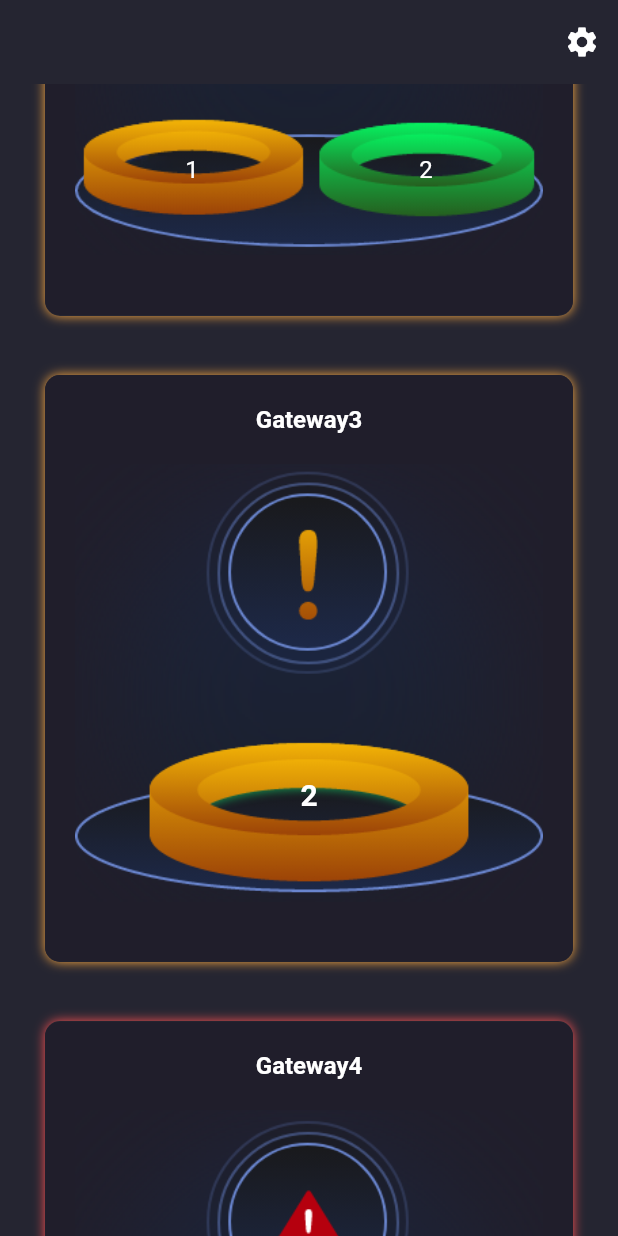
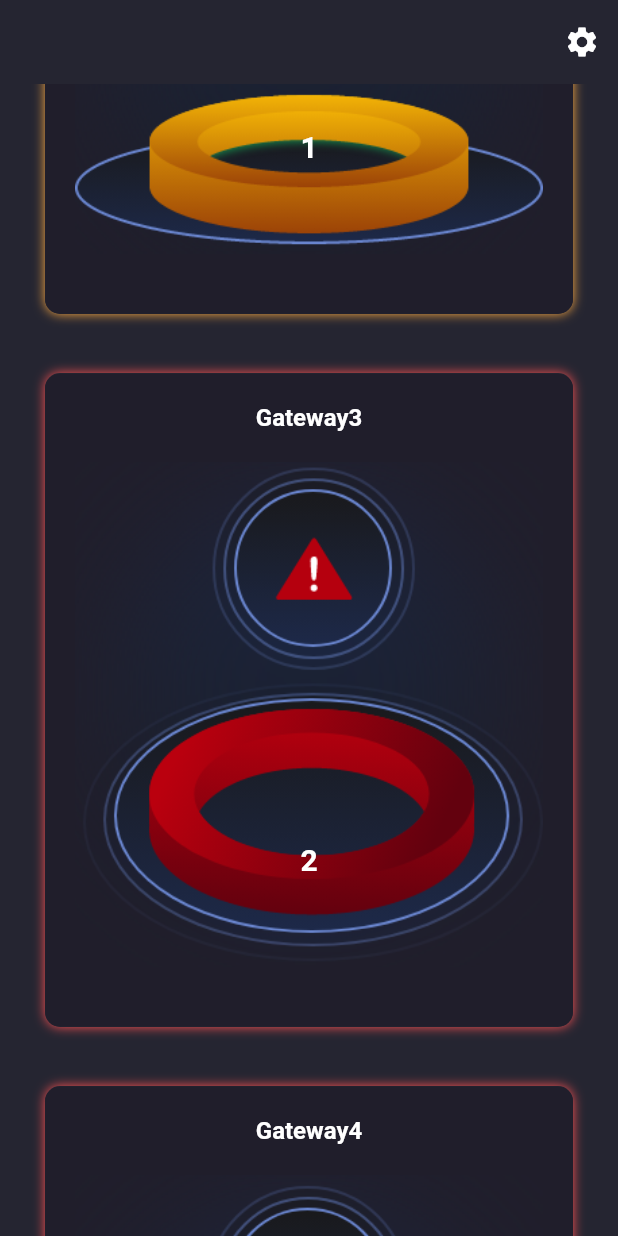
Before and after one commit to elch89/autonomit_ui_mobile, a Flutter app: the screen it shows after launch, scrolled down 1152 dp, on a phone screen of 412 x 824 dp. Run offline on Flutter 3.47's test engine with Material 2 defaults, Android fonts, the phone set to English and light mode, and no system bars.

Commit message:
feat: code review fixes

```diff
--- a/autonomit/lib/main.dart
+++ b/autonomit/lib/main.dart
@@ -1,9 +1,9 @@
 import 'package:autonomit/src/screens/home.dart';
 import 'package:autonomit/src/screens/settings.dart';
-import 'package:autonomit/src/models/device_group.dart';
+import 'package:autonomit/src/models/device_group_model.dart';
 import 'package:flutter/material.dart';
 import 'package:provider/provider.dart';
-import './src/colors/autonomit_color_scheme.dart';
+import 'src/constants/autonomit_color_scheme.dart';
 
 void main() {
   runApp(const Autonomit());
@@ -13,6 +13,8 @@ class Autonomit extends StatelessWidget {
   const Autonomit({super.key});
   @override
   Widget build(BuildContext context) {
+    // Preload images when the app starts
+    preloadImages(context);
     return ChangeNotifierProvider(
       create: (BuildContext context) => DeviceGroupModel(),
       child: MaterialApp(
@@ -27,4 +29,24 @@ class Autonomit extends StatelessWidget {
       ),
     );
   }
+
+  // Preload images using the precacheImage method
+  void preloadImages(BuildContext context) {
+    final List<String> assetPaths = [
+      'assets/images/state/status-plate-alert.png',
+      'assets/images/misc/status_plate.png',
+      'assets/images/state/round-0.png',
+      'assets/images/state/round-1.png',
+      'assets/images/state/round-2.png',
+      'assets/images/state/status-plate-warn.png',
+      'assets/images/state/status-plate-okey.png',
+      'assets/images/state/card-alert.png',
+      'assets/images/state/card-warn.png',
+      'assets/images/state/card-okey.png',
+    ];
+
+    for (String assetPath in assetPaths) {
+      precacheImage(AssetImage(assetPath), context);
+    }
+  }
 }
--- /dev/null
+++ b/autonomit/lib/src/constants/dimensions.dart
@@ -0,0 +1,26 @@
+import 'dart:async';
+
+import 'package:flutter/widgets.dart';
+
+class ScreenDimensions {
+  static double screenWidth(BuildContext context) {
+    return MediaQuery.of(context).size.width;
+  }
+
+  static double screenHeight(BuildContext context) {
+    return MediaQuery.of(context).size.height;
+  }
+
+  static Future<double> getImageHeight(
+      BuildContext context, ImageProvider imageProvider) async {
+    final completer = Completer<double>();
+
+    final imageStream = imageProvider.resolve(ImageConfiguration());
+    imageStream.addListener(ImageStreamListener((ImageInfo info, bool _) {
+      final imageHeight = info.image.height.toDouble();
+      completer.complete(imageHeight);
+    }));
+
+    return completer.future;
+  }
+}
--- a/autonomit/lib/src/models/device_group.dart
+++ /dev/null
@@ -1,79 +0,0 @@
-import 'package:flutter/foundation.dart';
-import 'dart:convert';
-import 'package:autonomit/src/providers/mock_data.dart';
-
-String jsonMockData = jsonEncode(deviceGroupMockData);
-
-class DeviceGroupModel extends ChangeNotifier {
-  Map<String, dynamic> _mockData = jsonDecode(jsonMockData);
-  List<List<dynamic>> statesList = [];
-  DeviceGroupModel() {
-    getAllStates();
-  }
-  // returns list of al states array in content
-  List getAllStates() {
-    if (statesList.length > 0) {
-      return statesList;
-    }
-    statesList.add(getTotalAnalytics());
-    for (var element in _mockData['content']) {
-      statesList.add(element['states']);
-    }
-
-    return statesList;
-    // notifyListeners(); // to update state in the future development
-  }
-
-//get states array of given content
-  List getStates(int index) {
-    return statesList[index];
-  }
-
-// get the device name
-  String getDeviceName(int index) {
-    return _mockData['content'][index]['name'];
-  }
-
-// Addition of al states in content list
-  List getTotalAnalytics() {
-    List totalAnalytics = [0, 0, 0];
-    for (int j = 0; j < 3; j++) {
-      for (int i = 0; i < _mockData['content'].length; i++) {
-        totalAnalytics[j] += _mockData['content'][i]['states'][j];
-      }
-    }
-    return totalAnalytics;
-  }
-
-  int setShadowColor(int index) {
-    List ls = getStates(index);
-    for (var i = 0; i < ls.length; i++) {
-      if (ls[i] > 0) {
-        return i;
-      }
-    }
-    return -1;
-  }
-
-  int getStatus(int idx) {
-    var status = 0;
-    var size = getStates(idx).length;
-    var currentStates = getStates(idx);
-    for (var i = 0; i < size; i++) {
-      if (currentStates[i] > 0) {
-        status = currentStates[i];
-      }
-    }
-    return status;
-  }
-
-  double countNonZeroStates(List states) {
-    double counter = 0.0;
-    for (var i = 0; i < states.length; i++) {
-      if (states[i] > 0) {
-        counter += 1;
-      }
-    }
-    return counter;
-  }
-}
--- /dev/null
+++ b/autonomit/lib/src/models/device_group_model.dart
@@ -0,0 +1,51 @@
+import 'package:flutter/foundation.dart';
+import 'package:autonomit/src/providers/mock_data.dart';
+
+class DeviceGroupModel extends ChangeNotifier {
+  final List<Map<String, dynamic>> _mockData = deviceGroupMockData;
+  late List<Map<String, dynamic>> _statesList = [];
+  late int currentPage, totalPages, pageSize, totalElements, listLength;
+
+  DeviceGroupModel() {
+    this.currentPage = _mockData[0]['number'];
+    this.totalPages = _mockData[currentPage - 1]['totalPages'];
+    this.totalElements = _mockData[currentPage - 1]['totalElements'];
+    this.pageSize = _mockData[currentPage - 1]['numberOfElements'];
+    this.listLength = _mockData[currentPage - 1]['numberOfElements'];
+    for (var el in _mockData[currentPage - 1]['content']) {
+      this._statesList.add({'name': el['name'], 'states': el['states']});
+    }
+  }
+  List<Map<String, dynamic>> get statesList => _statesList;
+  void loadNextPage() {
+    if (currentPage >= totalPages) {
+      return;
+    }
+    currentPage++;
+    listLength += _mockData[currentPage - 1]['numberOfElements'] as int;
+    _mockData[currentPage - 1]['content'].forEach((el) =>
+        this._statesList.add({'name': el['name'], 'states': el['states']}));
+    notifyListeners();
+  }
+
+  void loadFirstPage() {
+    if (currentPage == 1) {
+      return;
+    }
+    currentPage = 1;
+    this._statesList.removeRange(
+        _mockData[currentPage - 1]['numberOfElements'] as int, listLength);
+    listLength = _mockData[currentPage - 1]['numberOfElements'] as int;
+    notifyListeners();
+  }
+
+  int setShadowColor(int index) {
+    List ls = statesList[index]['states'];
+    for (var i = 0; i < ls.length; i++) {
+      if (ls[i] > 0) {
+        return i;
+      }
+    }
+    return -1;
+  }
+}
--- a/autonomit/lib/src/providers/mock_data.dart
+++ b/autonomit/lib/src/providers/mock_data.dart
@@ -1,11 +1,32 @@
-const deviceGroupMockData = {
-  "totalElements": 4,
-  "totalPages": 1,
-  "size": 0,
+const deviceGroupMockData = [
+  {
+    "totalElements": 12,
+    "totalPages": 3,
+    "numberOfElements": 5,
+    "number": 1,
+    "pageable": {
+      "offset": 0,
+      "sort": {"empty": false, "sorted": false, "unsorted": true},
+      "pageNumber": 1,
+      "pageSize": 4,
+      "paged": true,
+      "unpaged": false
+    },
     "content": [
       {
+        "id": "string23",
+        "name": "Gatewayte",
+        "ruleDto": {
+          "ruleMode": "OR",
+          "type": "TAG",
+          "subRules": ["string"],
+          "entityId": "string"
+        },
+        "states": [1, 1, 1]
+      },
+      {
         "id": "string1",
-      "name": "Gateway1",
+        "name": "GatewayEmpty",
         "ruleDto": {
           "ruleMode": "OR",
           "type": "TAG",
@@ -16,14 +37,14 @@ const deviceGroupMockData = {
       },
       {
         "id": "string2",
-      "name": "Gateway2",
+        "name": "GatewaySingleWarn",
         "ruleDto": {
           "ruleMode": "OR",
           "type": "TAG",
           "subRules": ["string"],
           "entityId": "string"
         },
-      "states": [0, 1, 2]
+        "states": [0, 1, 0]
       },
       {
         "id": "string3",
@@ -34,7 +55,7 @@ const deviceGroupMockData = {
           "subRules": ["string"],
           "entityId": "string"
         },
-      "states": [0, 2, 0]
+        "states": [2, 0, 0]
       },
       {
         "id": "string4",
@@ -48,18 +69,140 @@ const deviceGroupMockData = {
         "states": [3, 4, 1]
       },
     ],
-  "number": 1,
-  "sort": {"empty": true, "sorted": true, "unsorted": true},
+    "sort": {"empty": false, "sorted": false, "unsorted": true},
+    "first": true,
+    "last": false,
+    "empty": false,
+    "size": 0,
+  },
+  {
+    "totalElements": 12,
+    "totalPages": 3,
+    "numberOfElements": 4,
+    "number": 2,
     "pageable": {
       "offset": 0,
-    "sort": {"empty": true, "sorted": true, "unsorted": true},
-    "pageNumber": 1,
-    "pageSize": 1,
+      "sort": {"empty": false, "sorted": false, "unsorted": true},
+      "pageNumber": 2,
+      "pageSize": 4,
       "paged": true,
-    "unpaged": true
+      "unpaged": false
     },
-  "first": true,
+    "content": [
+      {
+        "id": "string1",
+        "name": "Gateway1",
+        "ruleDto": {
+          "ruleMode": "OR",
+          "type": "TAG",
+          "subRules": ["string"],
+          "entityId": "string"
+        },
+        "states": [1, 1, 0]
+      },
+      {
+        "id": "string2",
+        "name": "GatewayWithGreenOkay",
+        "ruleDto": {
+          "ruleMode": "OR",
+          "type": "TAG",
+          "subRules": ["string"],
+          "entityId": "string"
+        },
+        "states": [0, 0, 5]
+      },
+      {
+        "id": "string3",
+        "name": "Gateway3",
+        "ruleDto": {
+          "ruleMode": "OR",
+          "type": "TAG",
+          "subRules": ["string"],
+          "entityId": "string"
+        },
+        "states": [1, 2, 0]
+      },
+      {
+        "id": "string4",
+        "name": "Gateway4",
+        "ruleDto": {
+          "ruleMode": "OR",
+          "type": "TAG",
+          "subRules": ["string"],
+          "entityId": "string"
+        },
+        "states": [0, 6, 1]
+      },
+    ],
+    "sort": {"empty": false, "sorted": false, "unsorted": true},
+    "first": false,
+    "last": false,
+    "empty": false,
+    "size": 0,
+  },
+  {
+    "totalElements": 12,
+    "totalPages": 3,
+    "numberOfElements": 4,
+    "number": 3,
+    "pageable": {
+      "offset": 0,
+      "sort": {"empty": false, "sorted": false, "unsorted": true},
+      "pageNumber": 3,
+      "pageSize": 4,
+      "paged": true,
+      "unpaged": false
+    },
+    "content": [
+      {
+        "id": "string1",
+        "name": "Gateway1",
+        "ruleDto": {
+          "ruleMode": "OR",
+          "type": "TAG",
+          "subRules": ["string"],
+          "entityId": "string"
+        },
+        "states": [0, 0, 3]
+      },
+      {
+        "id": "string2",
+        "name": "Gateway2",
+        "ruleDto": {
+          "ruleMode": "OR",
+          "type": "TAG",
+          "subRules": ["string"],
+          "entityId": "string"
+        },
+        "states": [0, 1, 5]
+      },
+      {
+        "id": "string3",
+        "name": "Gateway3",
+        "ruleDto": {
+          "ruleMode": "OR",
+          "type": "TAG",
+          "subRules": ["string"],
+          "entityId": "string"
+        },
+        "states": [1, 3, 0]
+      },
+      {
+        "id": "string4",
+        "name": "Gateway4",
+        "ruleDto": {
+          "ruleMode": "OR",
+          "type": "TAG",
+          "subRules": ["string"],
+          "entityId": "string"
+        },
+        "states": [0, 1, 5]
+      },
+    ],
+    "sort": {"empty": false, "sorted": false, "unsorted": true},
+    "first": false,
     "last": true,
-  "numberOfElements": 4,
-  "empty": true
-};
+    "empty": false,
+    "size": 0,
+  },
+];
--- a/autonomit/lib/src/screens/home.dart
+++ b/autonomit/lib/src/screens/home.dart
@@ -1,19 +1,27 @@
 import 'dart:math';
+import 'package:autonomit/src/constants/dimensions.dart';
+import 'package:autonomit/src/models/device_group_model.dart';
 import 'package:autonomit/src/widgets/card.dart';
 import 'package:flutter/material.dart';
-import 'dart:convert';
-import 'package:autonomit/src/providers/mock_data.dart';
-
-String jsonMockData = jsonEncode(deviceGroupMockData);
-Map<String, dynamic> mockData = jsonDecode(jsonMockData);
+import 'package:provider/provider.dart';
 
 class HomePage extends StatelessWidget {
-  const HomePage({super.key});
+  HomePage({super.key});
   final minWidth = 500.0;
+  final _controller = ScrollController();
   @override
   Widget build(BuildContext context) {
-    final screenWidth = MediaQuery.of(context).size.width;
-    var listSize = mockData['totalElements'];
+    dynamic listSize = Provider.of<DeviceGroupModel>(context).listLength;
+    _controller.addListener(() {
+      double maxScroll = _controller.position.maxScrollExtent;
+      double minScroll = _controller.position.minScrollExtent;
+      double currentScroll = _controller.position.pixels;
+      if (maxScroll == currentScroll) {
+        Provider.of<DeviceGroupModel>(context, listen: false).loadNextPage();
+      } else if (minScroll == currentScroll) {
+        Provider.of<DeviceGroupModel>(context, listen: false).loadFirstPage();
+      }
+    });
     return Scaffold(
       appBar: AppBar(
         actions: <Widget>[
@@ -28,14 +36,23 @@ class HomePage extends StatelessWidget {
       body: Center(
         child: ConstrainedBox(
             constraints: BoxConstraints(
-              maxWidth: min(screenWidth, minWidth),
+              maxWidth: min(ScreenDimensions.screenWidth(context), minWidth),
             ),
-            child: ListView.builder(
-              padding: EdgeInsets.all(30.0),
-              itemCount: listSize + 1,
-              itemBuilder: (context, int index) => BigCard(
-                index: index,
-              ),
+            child: Column(
+              children: [
+                Expanded(
+                  child: ListView.builder(
+                    controller: _controller,
+                    padding: EdgeInsets.all(30.0),
+                    itemCount: listSize,
+                    itemBuilder: (context, int index) => BigCard(
+                      index: index,
+                      stateData:
+                          Provider.of<DeviceGroupModel>(context).statesList,
+                    ),
+                  ),
+                ),
+              ],
             )),
       ),
     );
--- a/autonomit/lib/src/widgets/card.dart
+++ b/autonomit/lib/src/widgets/card.dart
@@ -1,50 +1,33 @@
-import 'package:flutter/foundation.dart' show kIsWeb;
-
-import 'package:autonomit/src/models/device_group.dart';
+import 'package:autonomit/src/models/device_group_model.dart';
 import 'package:autonomit/src/widgets/device_status.dart';
 import 'package:flutter/material.dart';
 import 'package:provider/provider.dart';
 
 class BigCard extends StatelessWidget {
-  const BigCard({this.index});
-  final index;
+  const BigCard({required this.index, required this.stateData});
+  final int index;
+  final stateData;
 
   @override
   Widget build(BuildContext context) {
     final theme = Theme.of(context);
-    int paddingRemover = kIsWeb ? 100 : 40;
     return Container(
       margin: EdgeInsets.only(bottom: 20.0, top: 20.0),
       padding: EdgeInsets.only(bottom: 20.0, top: 20.0),
-      child: LayoutBuilder(builder: (context, constraints) {
-        return Column(
+      child: Column(
         children: [
-            index == 0
-                ? Text(
-                    'All',
+          Text(
+            stateData[index]['name'].toString(),
             style: TextStyle(
-                        fontSize: 16,
-                        fontWeight: FontWeight.bold,
-                        color: Colors.white),
-                  )
-                : Text(
-                    Provider.of<DeviceGroupModel>(context)
-                        .getDeviceName(index - 1),
-                    style: TextStyle(
-                        fontSize: 16,
-                        fontWeight: FontWeight.bold,
-                        color: Colors.white),
+                fontSize: 16, fontWeight: FontWeight.bold, color: Colors.white),
           ),
           Card(
             elevation: 0,
-              child: DeviceStatus(
-                index: index,
-                plateWidth: constraints.minWidth - paddingRemover,
-              ),
+            child:
+                DeviceStatus(index: index, states: stateData[index]['states']),
           ),
         ],
-        );
-      }),
+      ),
       decoration: BoxDecoration(
           borderRadius: BorderRadius.circular(10.0),
           color: theme.cardColor,
@@ -56,7 +39,7 @@ class BigCard extends StatelessWidget {
                   '0' => Colors.redAccent,
                   '1' => Colors.orangeAccent,
                   '2' => Colors.greenAccent,
-                  _ => Colors.transparent,
+                  _ => Colors.greenAccent,
                 },
                 blurRadius: 6.0,
                 blurStyle: BlurStyle.outer),
--- a/autonomit/lib/src/widgets/device_status.dart
+++ b/autonomit/lib/src/widgets/device_status.dart
@@ -1,134 +1,82 @@
-import 'package:autonomit/src/models/device_group.dart';
 import 'package:flutter/material.dart';
 
-import 'package:provider/provider.dart';
+class DeviceStatus extends StatelessWidget {
+  final int index;
+  final List<int> states;
 
-class DeviceStatus extends StatelessWidget {
-  DeviceStatus({required this.index, this.plateWidth = 200});
-  final double plateWidth;
-  final index;
+  DeviceStatus({required this.index, required this.states});
+
   @override
   Widget build(BuildContext context) {
-    List states = Provider.of<DeviceGroupModel>(context).getStates(index);
-    Map<int, Widget> roundImages = {};
-    print(plateWidth);
+    final statusPlateImages = [
+      'assets/images/state/status-plate-alert.png',
+      'assets/images/state/status-plate-warn.png',
+      'assets/images/state/status-plate-okey.png',
+    ];
+    final singleStatusPlateImages = [
+      'assets/images/state/card-alert.png',
+      'assets/images/state/card-warn.png',
+      'assets/images/state/card-okey.png',
+    ];
+    final dimensions = states.where((state) => state > 0).length.toDouble();
+    // extracting dimanicly failed using future function used actual dimensions instead
+    var circleHeight = 65;
+    var statusPlateWidth = 305;
+
+    var isStatusSet = false;
+    final roundImages = <Widget>[];
+    final singleStatusPlateImage = 'assets/images/state/card-okey.png';
+
+    void addRoundImage(int idx, int state) {
+      final statusCount = Positioned(
+          bottom: (circleHeight / dimensions),
+          child: Text(
+            state.toString(),
+            style: TextStyle(
+                fontSize: 18, color: Colors.white, fontWeight: FontWeight.bold),
+          ));
+      final roundImage = Stack(
+        alignment: Alignment.center,
+        children: [
+          Image.asset(
+            'assets/images/state/round-$idx.png',
+            width: statusPlateWidth / dimensions,
+          ),
+          statusCount,
+        ],
+      );
+
+      roundImages.add(roundImage);
+    }
+
     Image statusPlate = Image.asset('assets/images/misc/status_plate.png');
-    Image singleStatusPlate =
-        Image.asset('assets/images/misc/status_plate.png');
-    //divider for image width set by amount of non zero states
-    double dimensions =
-        Provider.of<DeviceGroupModel>(context).countNonZeroStates(states);
-
-    bool isStatusSet = false;
+    Image singleStatusPlate = statusPlate;
     /**Iterate through list of states and add UI conditionaly */
-    states.asMap().entries.toList().forEach((entry) {
-      int idx = entry.key;
-      int state = entry.value;
+    for (var idx = 0; idx < states.length; idx++) {
+      final state = states[idx];
 
       if (state > 0) {
-        /**
-         * State in states list has a value: add circles+text to '@roundImages' dictionery
-         * depending on state and status card representing it.
-         * Plate status is decided by most severe error '@isStatusSet'
-        */
-        switch (idx) {
-          case 0:
-            isStatusSet = true;
-            statusPlate =
-                Image.asset('assets/images/state/status-plate-alert.png');
-            roundImages.addAll({
-              idx: Stack(alignment: Alignment.center, children: [
-                Image.asset(
-                  'assets/images/state/round-0.png',
-                  width: plateWidth / dimensions,
-                ),
-                Text(
-                  state.toString(),
-                  style: TextStyle(fontSize: 16, color: Colors.white),
-                ),
-              ])
-            });
-            break;
-          case 1:
-            if (!isStatusSet) {
-              isStatusSet = true;
-              statusPlate =
-                  Image.asset('assets/images/state/status-plate-warn.png');
-            }
-            roundImages.addAll({
-              idx: Stack(alignment: Alignment.center, children: [
-                Image.asset(
-                  'assets/images/state/round-1.png',
-                  width: plateWidth / dimensions,
-                ),
-                Text(
-                  state.toString(),
-                  style: TextStyle(fontSize: 16, color: Colors.white),
-                ),
-              ])
-            });
-            break;
-          case 2:
-            if (!isStatusSet) {
-              isStatusSet = true;
-              statusPlate =
-                  Image.asset('assets/images/state/status-plate-okey.png');
-            }
-            roundImages.addAll({
-              idx: Stack(alignment: Alignment.center, children: [
-                Image.asset(
-                  'assets/images/state/round-2.png',
-                  width: plateWidth / dimensions,
-                ),
-                Text(
-                  state.toString(),
-                  style: TextStyle(fontSize: 16, color: Colors.white),
-                ),
-              ])
-            });
-            break;
-          default:
+        if (!isStatusSet) {
+          isStatusSet = true;
+          final statusPlateImage = statusPlateImages[idx];
+          statusPlate = Image.asset(statusPlateImage);
         }
+
+        addRoundImage(idx, state);
       }
-    });
-    /**if only one state is available use respective status card */
+    }
     if (roundImages.length == 1) {
-      switch (roundImages.keys.first) {
-        case 0:
-          singleStatusPlate = Image.asset('assets/images/state/card-alert.png');
-          break;
-        case 1:
-          singleStatusPlate = Image.asset('assets/images/state/card-warn.png');
-          break;
-        case 2:
-          singleStatusPlate = Image.asset('assets/images/state/card-okey.png');
-          break;
-        default:
-      }
+      singleStatusPlate = Image.asset(
+          singleStatusPlateImages[states.indexWhere((state) => state > 0)]);
+    } else if (roundImages.isEmpty) {
+      singleStatusPlate = Image.asset(singleStatusPlateImage);
     }
     return Container(
         padding: EdgeInsets.all(16.0),
         child: Stack(
             alignment: AlignmentDirectional.center,
-            children: (roundImages.length == 1)
+            children: (roundImages.length > 1)
                 ? [
-                    Positioned(
-                      child: singleStatusPlate,
-                    ),
-                    Positioned(
-                      child: Text(
-                        Provider.of<DeviceGroupModel>(context)
-                            .getStatus(index)
-                            .toString(),
-                        style: TextStyle(
-                            fontSize: 20,
-                            fontWeight: FontWeight.bold,
-                            color: Colors.white),
-                      ),
-                      bottom: 60.0,
-                    )
-                  ]
-                : [
                     Positioned(
                       child: statusPlate,
                     ),
@@ -136,7 +84,24 @@ class DeviceStatus extends StatelessWidget {
                       bottom: 20.0,
                       child: Row(
                           mainAxisAlignment: MainAxisAlignment.center,
-                          children: roundImages.values.toList()),
+                          children: roundImages),
+                    )
+                  ]
+                : [
+                    Positioned(
+                      child: singleStatusPlate,
+                    ),
+                    Positioned(
+                      child: Text(
+                        roundImages.length == 1
+                            ? states.where((state) => state > 0).join('')
+                            : '0',
+                        style: TextStyle(
+                            fontSize: 20,
+                            fontWeight: FontWeight.bold,
+                            color: Colors.white),
+                      ),
+                      bottom: 60,
                     )
                   ]));
   }
```
Also changed, not shown: autonomit/lib/src/constants/autonomit_color_scheme.dart (renamed from autonomit/lib/src/colors/autonomit_color_scheme.dart). Lines whose indentation alone changed are shown as unchanged.
